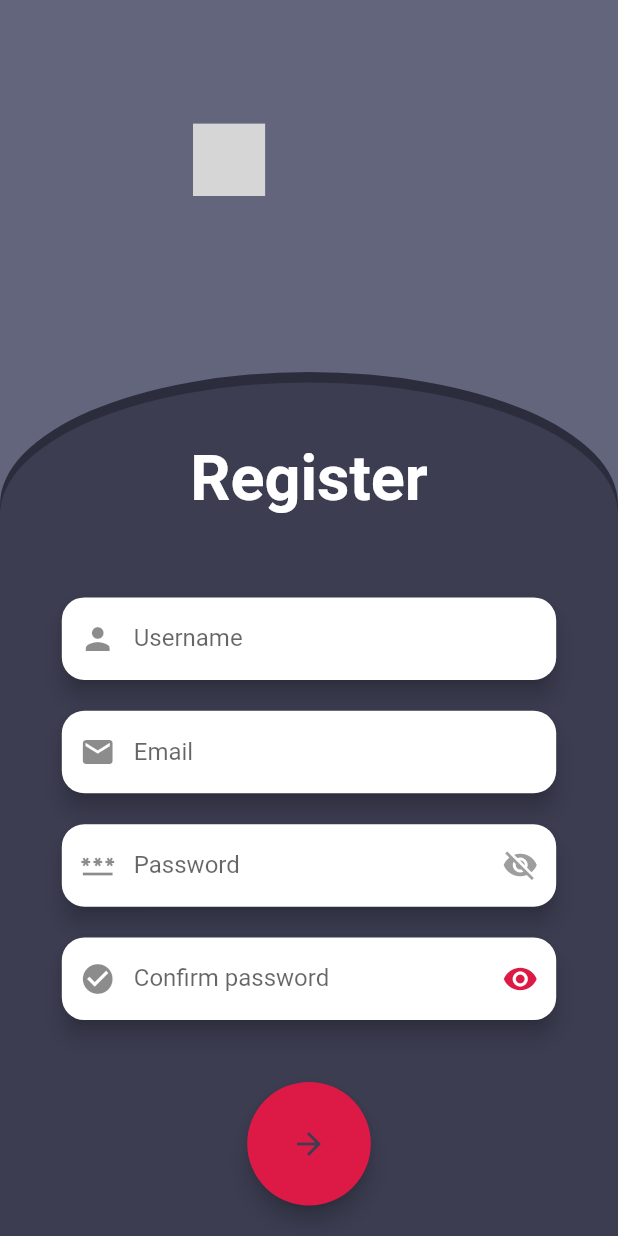
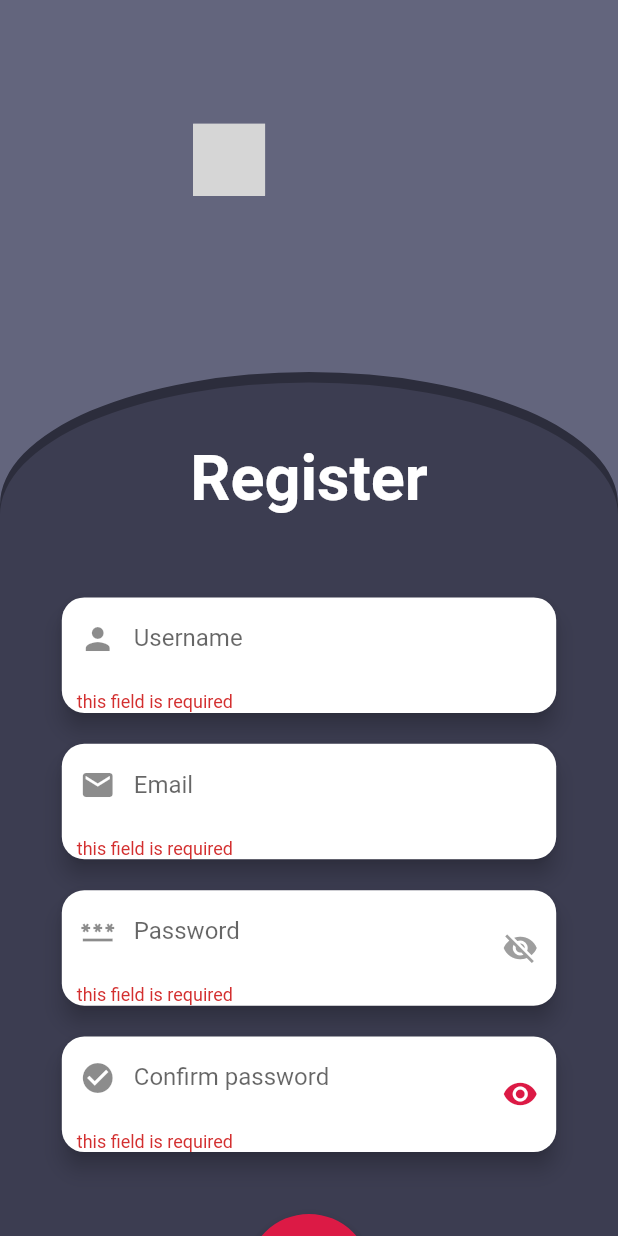
Before and after one commit to nezarab404/PL_project_flutter, a Flutter app: the RegisterScreen screen opened directly, after a tap on the "visibility" icon, after a tap on the "arrow forward" icon, on a phone screen of 412 x 824 dp. Run offline on Flutter 3.47's test engine with Material 2 defaults, Android fonts, the phone set to English and light mode, and no system bars; our stand-ins replace carousel_slider, dio, dot_navigation_bar, flutter_svg, image_picker, pin_code_fields and 2 more; accounts and stored records are empty; network calls fail; statements that could not run were skipped; project files that could hold a hidden picture were left out; grey boxes are pictures that could not be loaded.

```diff
--- a/lib/screens/forgot_password_screen.dart
+++ b/lib/screens/forgot_password_screen.dart
@@ -1,5 +1,6 @@
 import 'package:flutter/material.dart';
 import 'package:flutter_svg/flutter_svg.dart';
+import 'package:programming_languages_project/shared/validator.dart';
 
 import '../shared/commponents/input_form.dart';
 import '../shared/themes/main_theme.dart';
@@ -90,6 +91,7 @@ class ForgotPasswordScreen extends StatelessWidget {
               screenWidth: screenWidth,
               hintText: "New password",
               pIcon: Icons.password,
+              validator: (val)=>Validator.passwordValidator(val),
             ),
             SizedBox(
               height: screenHeight / 40,
@@ -98,6 +100,7 @@ class ForgotPasswordScreen extends StatelessWidget {
               screenWidth: screenWidth,
               hintText: "Confirm new password",
               pIcon: Icons.check_circle,
+              validator: (val)=>Validator.passwordValidator(val),
             ),
             SizedBox(
               height: screenHeight / 10,
--- a/lib/screens/login_screen.dart
+++ b/lib/screens/login_screen.dart
@@ -8,6 +8,7 @@ import 'package:programming_languages_project/screens/register_screen.dart';
 import 'package:programming_languages_project/shared/keys.dart';
 import 'package:programming_languages_project/shared/status.dart';
 import 'package:programming_languages_project/shared/storage/shared_helper.dart';
+import 'package:programming_languages_project/shared/validator.dart';
 import 'package:provider/provider.dart';
 
 import '../shared/commponents/input_form.dart';
@@ -81,12 +82,13 @@ class LoginScreen extends StatelessWidget {
               SizedBox(
                 height: screenHeight / 15,
               ),
-              //Login Form
+
               InputForm(
                 controller: _email,
                 screenWidth: screenWidth,
                 hintText: "Email or Username",
                 pIcon: Icons.email,
+                validator: (val)=>Validator.emailValidator(val),
               ),
               SizedBox(
                 height: screenHeight / 40,
@@ -96,6 +98,7 @@ class LoginScreen extends StatelessWidget {
                 screenWidth: screenWidth,
                 hintText: "Password",
                 pIcon: Icons.password,
+                validator: (val)=>Validator.passwordValidator(val),
                 isPassword: true,
               ),
               //Help Text
--- a/lib/screens/register_screen.dart
+++ b/lib/screens/register_screen.dart
@@ -9,6 +9,7 @@ import 'package:programming_languages_project/shared/constants.dart';
 import 'package:programming_languages_project/shared/keys.dart';
 import 'package:programming_languages_project/shared/status.dart';
 import 'package:programming_languages_project/shared/storage/shared_helper.dart';
+import 'package:programming_languages_project/shared/validator.dart';
 import 'package:provider/provider.dart';
 
 import '../shared/commponents/input_form.dart';
@@ -90,6 +91,7 @@ class RegisterScreen extends StatelessWidget {
                 hintText: "Username",
                 pIcon: Icons.person,
                 controller: _name,
+                validator: (val)=>Validator.nameValidator(val),
               ),
               SizedBox(
                 height: screenHeight / 40,
@@ -99,6 +101,7 @@ class RegisterScreen extends StatelessWidget {
                 hintText: "Email",
                 pIcon: Icons.email,
                 controller: _email,
+                validator: (val)=>Validator.emailValidator(val),
               ),
               SizedBox(
                 height: screenHeight / 40,
@@ -109,6 +112,7 @@ class RegisterScreen extends StatelessWidget {
                 pIcon: Icons.password,
                 controller: _password,
                 isPassword: true,
+                validator: (val)=>Validator.passwordValidator(val),
               ),
               SizedBox(
                 height: screenHeight / 40,
@@ -119,6 +123,7 @@ class RegisterScreen extends StatelessWidget {
                 pIcon: Icons.check_circle,
                 controller: _confirmPassword,
                 isPassword: true,
+                validator: (val)=>Validator.passwordValidator(val),
               ),
 
               SizedBox(
--- a/lib/shared/commponents/input_form.dart
+++ b/lib/shared/commponents/input_form.dart
@@ -9,15 +9,17 @@ class InputForm extends StatefulWidget {
   final String? hintText;
   final IconData? pIcon;
   final TextEditingController? controller;
+  final String? Function(String?)? validator;
   final Function(String)? function;
   bool isPassword;
   bool isDescription;
 
   InputForm({
     required this.screenWidth,
-    this.controller, //TODO: REQUIRED
+    this.controller,
     this.hintText,
     this.pIcon,
+    this.validator,
     this.function,
     this.isPassword = false,
     this.isDescription = false
@@ -52,6 +54,7 @@ class _InputFormState extends State<InputForm> {
         children: [
           TextFormField(
             controller: widget.controller,
+            validator: widget.validator,
             textInputAction: TextInputAction.next,
             obscureText: widget.hintText == password ||
                 widget.hintText == confPassword ||
--- a/lib/shared/validator.dart
+++ b/lib/shared/validator.dart
@@ -11,9 +11,9 @@ class Validator {
   static String? passwordValidator(String? val) {
     return val!.isEmpty
         ? "this field is required"
-        : val.length > 5
+        : val.length > 7
             ? null
-            : "6 characters at least";
+            : "8 characters at least";
   }
 
   static String? nameValidator(String? val) {
```
